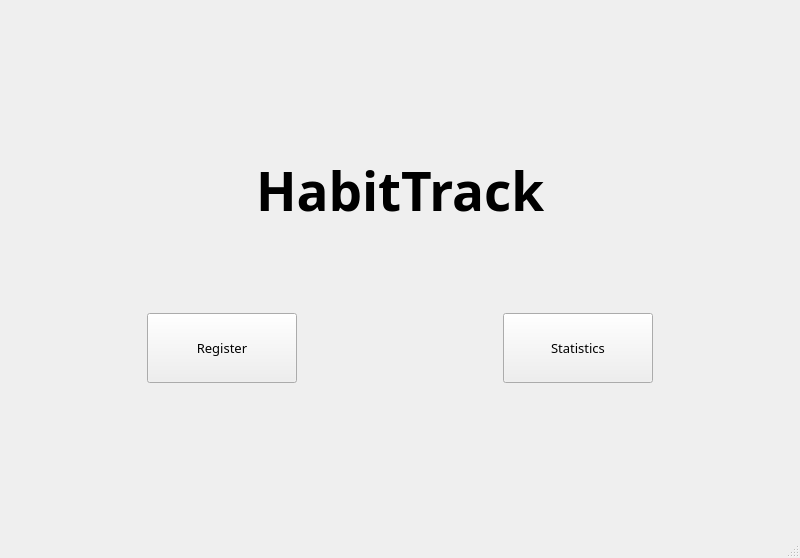
Qt form project_root/src/gui/Menu.ui (CopycatPandaExpressChowMein/Agile-Development-Project-2025) before a commit.
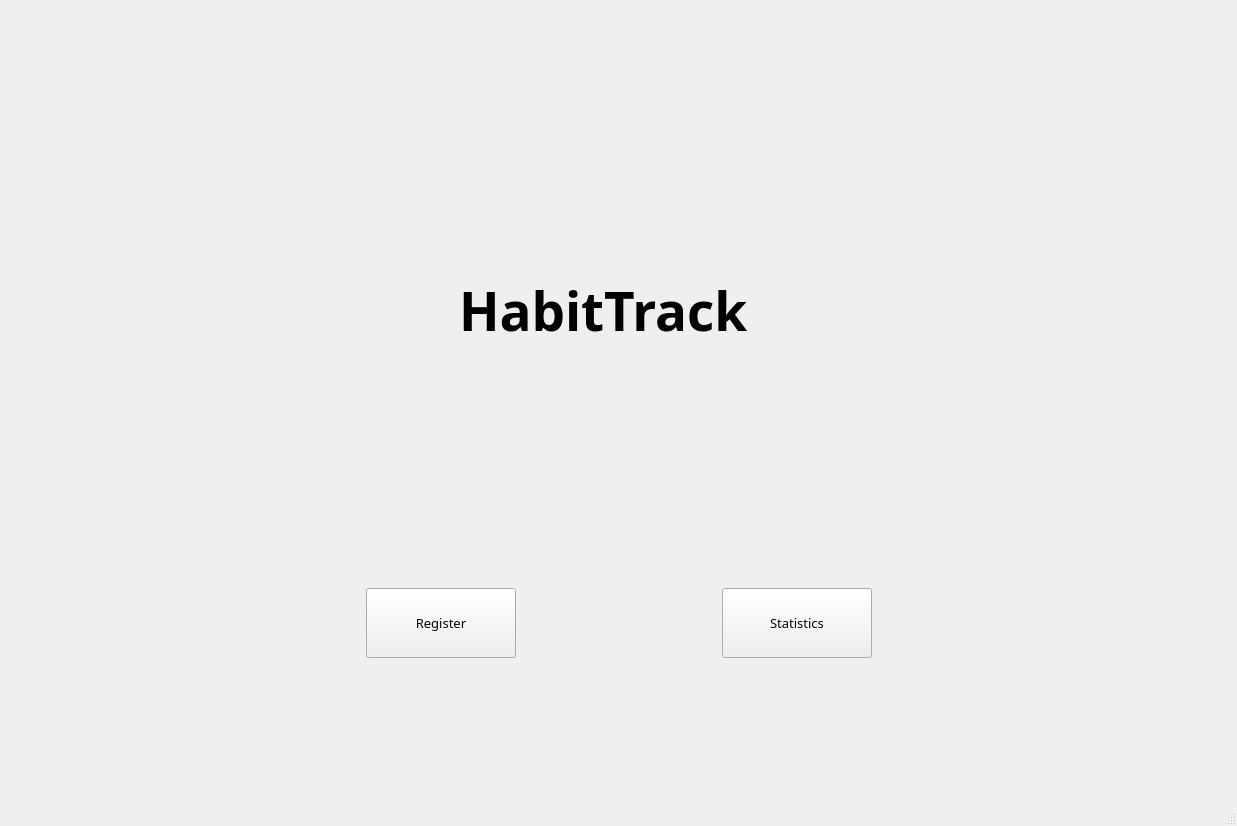
The same form after that commit. Icons and pictures are not drawn.

```diff
--- a/project_root/src/gui/Menu.ui
+++ b/project_root/src/gui/Menu.ui
@@ -6,8 +6,8 @@
    <rect>
     <x>0</x>
     <y>0</y>
-    <width>800</width>
-    <height>558</height>
+    <width>1237</width>
+    <height>826</height>
    </rect>
   </property>
   <property name="font">
@@ -22,22 +22,20 @@
    <string>HabitTrack</string>
   </property>
   <widget class="QWidget" name="centralwidget">
-   <layout class="QVBoxLayout" name="verticalLayout_2">
-    <item>
-     <spacer name="verticalSpacer_2">
-      <property name="orientation">
-       <enum>Qt::Vertical</enum>
-      </property>
-      <property name="sizeHint" stdset="0">
-       <size>
-        <width>20</width>
-        <height>135</height>
-       </size>
-      </property>
-     </spacer>
-    </item>
-    <item>
      <layout class="QVBoxLayout" name="verticalLayout">
+    <item>
+     <spacer name="verticalSpacer_2">
+      <property name="orientation">
+       <enum>Qt::Vertical</enum>
+      </property>
+      <property name="sizeHint" stdset="0">
+       <size>
+        <width>775</width>
+        <height>120</height>
+       </size>
+      </property>
+     </spacer>
+    </item>
       <item>
        <layout class="QHBoxLayout" name="horizontalLayout">
         <item>
@@ -54,7 +52,53 @@
          </spacer>
         </item>
         <item>
+       <widget class="QFrame" name="frame">
+        <property name="minimumSize">
+         <size>
+          <width>340</width>
+          <height>300</height>
+         </size>
+        </property>
+        <property name="frameShape">
+         <enum>QFrame::NoFrame</enum>
+        </property>
+        <property name="frameShadow">
+         <enum>QFrame::Plain</enum>
+        </property>
+        <widget class="QLabel" name="label_2">
+         <property name="geometry">
+          <rect>
+           <x>10</x>
+           <y>40</y>
+           <width>311</width>
+           <height>231</height>
+          </rect>
+         </property>
+         <property name="maximumSize">
+          <size>
+           <width>500</width>
+           <height>420</height>
+          </size>
+         </property>
+         <property name="text">
+          <string/>
+         </property>
+         <property name="pixmap">
+          <pixmap>resources/Logo_HabitTrack_NoText.png</pixmap>
+         </property>
+         <property name="scaledContents">
+          <bool>true</bool>
+         </property>
+        </widget>
          <widget class="QLabel" name="label">
+         <property name="geometry">
+          <rect>
+           <x>10</x>
+           <y>120</y>
+           <width>327</width>
+           <height>89</height>
+          </rect>
+         </property>
           <property name="font">
            <font>
             <family>Segoe UI Variable Display Semib</family>
@@ -68,6 +112,7 @@
            <string>HabitTrack</string>
           </property>
          </widget>
+       </widget>
         </item>
         <item>
          <spacer name="horizontalSpacer">
@@ -182,8 +227,6 @@
         </item>
        </layout>
       </item>
-     </layout>
-    </item>
     <item>
      <spacer name="verticalSpacer_3">
       <property name="orientation">
```
Left out of the diff: 2 changed lines with no effect on the pictures. Lines whose indentation alone changed are shown as unchanged.
